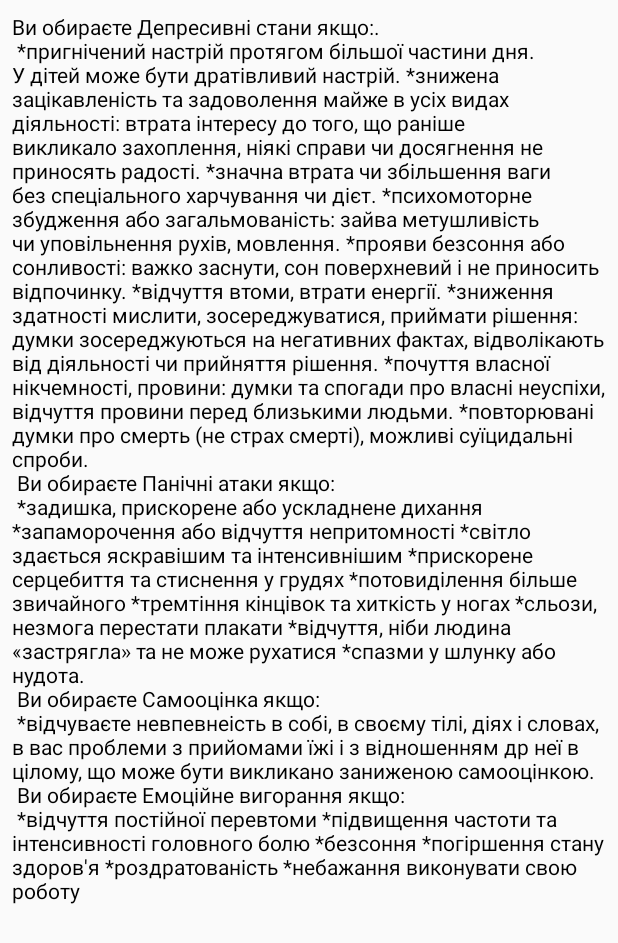
After one commit to DEA-NERA/finally-work, an Android app: the fragment InfoFragment shown on its own in the app's theme, on a phone screen of 412 x 824 dp. The commit adds this screen. Shown: the top 943 px of the screen. Run offline under Robolectric (Android 15) with nearby library versions, the phone set to English and light mode, and no system bars.

Commit message:
added info fragment

```diff
--- a/app/build.gradle
+++ b/app/build.gradle
@@ -50,6 +50,7 @@ dependencies {
     implementation 'com.google.firebase:firebase-database-ktx:20.0.4'
     implementation 'com.google.firebase:firebase-auth-ktx:21.3.0'
     implementation 'com.google.firebase:firebase-firestore-ktx:24.1.1'
+    implementation 'androidx.recyclerview:recyclerview:1.2.1'
     testImplementation 'junit:junit:4.13.2'
     androidTestImplementation 'androidx.test.ext:junit:1.1.5'
     androidTestImplementation 'androidx.test.espresso:espresso-core:3.5.1'
--- a/app/src/main/AndroidManifest.xml
+++ b/app/src/main/AndroidManifest.xml
@@ -11,6 +11,9 @@
         android:supportsRtl="true"
         android:theme="@style/Theme.FinallyWork"
         tools:targetApi="31">
+        <activity
+            android:name=".InfoActivity"
+            android:exported="false" />
         <activity
             android:name=".ui.admin.AdminPanelActivity"
             android:exported="false" />
--- /dev/null
+++ b/app/src/main/java/com/example/finallywork/InfoFragment.kt
@@ -0,0 +1,18 @@
+package com.example.finallywork
+
+import android.os.Bundle
+import android.view.LayoutInflater
+import android.view.View
+import android.view.ViewGroup
+import androidx.fragment.app.Fragment
+
+class InfoFragment : Fragment() {
+
+    override fun onCreateView(
+        inflater: LayoutInflater,
+        container: ViewGroup?,
+        savedInstanceState: Bundle?
+    ): View? {
+        return inflater.inflate(R.layout.fragment_info, container, false)
+    }
+}
--- a/app/src/main/java/com/example/finallywork/models/Role.kt
+++ b/app/src/main/java/com/example/finallywork/models/Role.kt
@@ -1,8 +1,5 @@
 package com.example.finallywork.models
 
-/*
- * Created by Vladyslava Buriakovska on 10.05.2023
- */
 enum class Role {
     USER,
     ADMIN
--- a/app/src/main/java/com/example/finallywork/models/User.kt
+++ b/app/src/main/java/com/example/finallywork/models/User.kt
@@ -32,9 +32,6 @@ data class User(
                 .whereEqualTo(User.authId, authId)
                 .get()
                 .addOnSuccessListener { documents ->
-                    if (documents.isEmpty) {
-                        onFailure.invoke("User not found")
-                    } else {
                         documents.map {
                             Log.d("TAG", it.toString())
                             val dateOfBirth = it.getDate(
@@ -56,8 +53,6 @@ data class User(
                                 )
                                 onSuccess.invoke(user)
                             }
-
-                        }
                     }
                 }
                 .addOnFailureListener { exception ->
--- /dev/null
+++ b/app/src/main/res/layout/fragment_info.xml
@@ -0,0 +1,16 @@
+<?xml version="1.0" encoding="utf-8"?>
+<androidx.core.widget.NestedScrollView xmlns:android="http://schemas.android.com/apk/res/android"
+    xmlns:tools="http://schemas.android.com/tools"
+    android:layout_width="match_parent"
+    android:layout_height="match_parent"
+    tools:context=".InfoFragment">
+
+    <TextView
+        android:layout_width="match_parent"
+        android:layout_height="match_parent"
+        android:layout_margin="@dimen/text_margin"
+        android:text="@string/large_text"
+        android:gravity="left"
+
+        android:textColor="@color/black"/>
+</androidx.core.widget.NestedScrollView>
--- a/app/src/main/res/menu/bottom_nav_menu.xml
+++ b/app/src/main/res/menu/bottom_nav_menu.xml
@@ -16,8 +16,8 @@
         android:icon="@drawable/appointments"
         android:title="@string/title_enrollment" />
     <item
-        android:id="@+id/navigation_calendar"
-        android:icon="@drawable/calendar"
-        android:title="@string/title_calendar" />
+        android:id="@+id/navigation_inf"
+        android:icon="@drawable/ic_info"
+        android:title="@string/title_inf" />
 
 </menu>
--- a/app/src/main/res/values/strings.xml
+++ b/app/src/main/res/values/strings.xml
@@ -4,7 +4,7 @@
     <string name="title_home">Головна</string>
     <string name="title_doctors">Лікарі</string>
     <string name="title_enrollment">Записи</string>
-    <string name="title_calendar">Календар</string>
+    <string name="title_inf">Інформація</string>
     <!-- TODO: Remove or change this placeholder text -->
     <string name="hello_blank_fragment">Hello blank fragment</string>
     <string name="title_activity_admin_add">AdminAddActivity</string>
@@ -18,4 +18,36 @@
     <string name="hello_second_fragment">Hello second fragment. Arg: %1$s</string>
 
     <string name="dot_list_formatter">• %1$s %2$s</string>
+    <string name="large_text">
+        Ви обираєте Депресивні стани якщо:.\n
+
+        *пригнічений настрій протягом більшої частини дня. У дітей може бути дратівливий настрій.
+        *знижена зацікавленість та задоволення майже в усіх видах діяльності: втрата інтересу до того, що раніше викликало захоплення, ніякі справи чи досягнення не приносять радості.
+        *значна втрата чи збільшення ваги без спеціального харчування чи дієт.
+        *психомоторне збудження або загальмованість: зайва метушливість чи уповільнення рухів, мовлення.
+        *прояви безсоння або сонливості: важко заснути, сон поверхневий і не приносить відпочинку.
+        *відчуття втоми, втрати енергії.
+        *зниження здатності мислити, зосереджуватися, приймати рішення: думки зосереджуються на негативних фактах, відволікають від діяльності чи прийняття рішення.
+        *почуття власної нікчемності, провини: думки та спогади про власні неуспіхи, відчуття провини перед близькими людьми.
+        *повторювані думки про смерть (не страх смерті), можливі суїцидальні спроби.\n
+        Ви обираєте Панічні атаки якщо:\n
+        *задишка, прискорене або ускладнене дихання
+        *запаморочення або відчуття непритомності
+        *світло здається яскравішим та інтенсивнішим
+        *прискорене серцебиття та стиснення у грудях
+        *потовиділення більше звичайного
+        *тремтіння кінцівок та хиткість у ногах
+        *сльози, незмога перестати плакати
+        *відчуття, ніби людина «застрягла» та не може рухатися
+        *спазми у шлунку або нудота.\n
+        Ви обираєте Самооцінка якщо:\n
+        *відчуваєте невпевнеість в собі, в своєму тілі, діях і словах, в вас проблеми з прийомами їжі і з відношенням др неї в цілому, що може бути викликано заниженою самооцінкою.\n
+        Ви обираєте Емоційне вигорання якщо:\n
+        *відчуття постійної перевтоми
+        *підвищення частоти та інтенсивності головного болю
+        *безсоння
+        *погіршення стану здоров'я
+        *роздратованість
+        *небажання виконувати свою роботу
+    </string>
 </resources>
```
Also changed, not shown: app/src/main/java/com/example/finallywork/placeholder/PlaceholderContent.kt (added, +57 -0 lines), app/src/main/res/drawable/ic_info.xml (added, +23 -0 lines), app/src/main/res/navigation/mobile_navigation.xml (+5 -5 lines), app/src/main/res/values/dimens.xml (+4 -3 lines).
